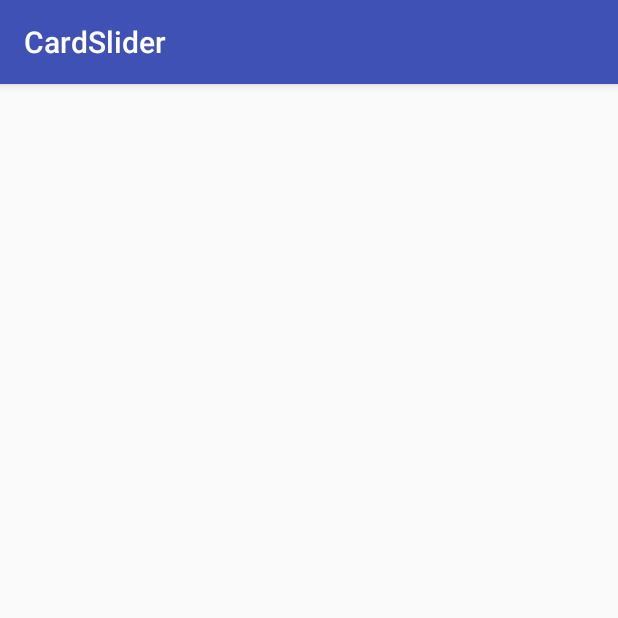
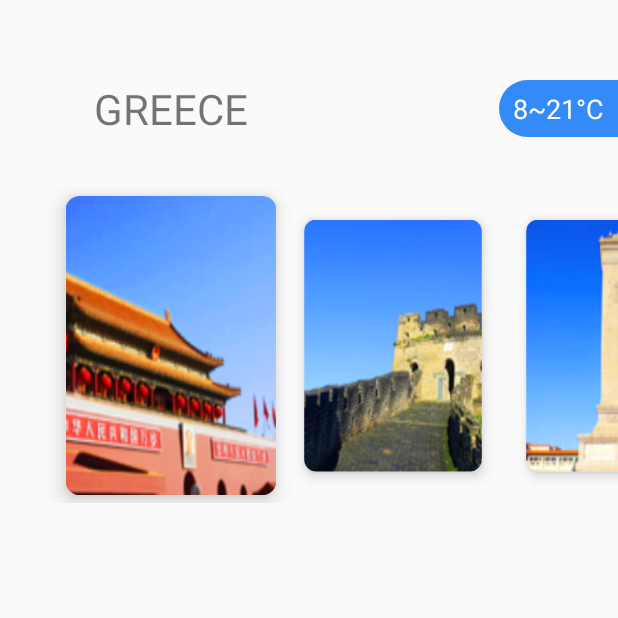
Before and after one commit to Ramotion/cardslider-android, an Android app: the screen it shows after launch (MainActivity), on a phone screen of 412 x 824 dp, the top half of it. Run offline under Robolectric (Android 15) with nearby library versions, the phone set to English and light mode, and no system bars.

Commit message:
Show country and temperature in example

```diff
--- a/card-slider-simple-example/src/main/java/com/ramotion/cardslider/example/simple/MainActivity.java
+++ b/card-slider-simple-example/src/main/java/com/ramotion/cardslider/example/simple/MainActivity.java
@@ -1,34 +1,102 @@
 package com.ramotion.cardslider.example.simple;
 
 import android.os.Bundle;
+import android.support.annotation.IdRes;
+import android.support.annotation.StyleRes;
 import android.support.v7.app.AppCompatActivity;
-import android.support.v7.widget.LinearLayoutManager;
 import android.support.v7.widget.RecyclerView;
+import android.util.Log;
 import android.view.View;
-import android.widget.Button;
-import android.widget.EditText;
+import android.widget.TextSwitcher;
+import android.widget.TextView;
+import android.widget.ViewSwitcher;
 
 import com.ramotion.cardslider.CardSliderLayoutManager;
 import com.ramotion.cardslider.CardSnapHelper;
 
 public class MainActivity extends AppCompatActivity {
 
+    private final String[] countries = {"GREECE", "FRANCE", "CHINA", "CANADA", "RUSSIA", "JAPAN"};
+    private final String[] temperatures = {"8~21°C", "0~35°C", "-5~25°C", "-8~8°C", "-58~21°C", "9~22°C"};
+
     private final SliderAdapter sliderAdapter = new SliderAdapter();
 
     private RecyclerView recyclerView;
+    private TextSwitcher countrySwitcher;
+    private TextSwitcher temperatureSwitcher;
+
+    private int currentPosition = 0;
 
     @Override
     protected void onCreate(Bundle savedInstanceState) {
         super.onCreate(savedInstanceState);
         setContentView(R.layout.activity_main);
-        initSlider();
+
+        final int left = getResources().getDimensionPixelSize(R.dimen.active_card_left);
+        final int width = getResources().getDimensionPixelSize(R.dimen.active_card_width);
+
+        recyclerView = (RecyclerView) findViewById(R.id.recycler_view);
+        recyclerView.setAdapter(sliderAdapter);
+        recyclerView.setLayoutManager(new CardSliderLayoutManager(left, width));
+        recyclerView.addOnScrollListener(new RecyclerView.OnScrollListener() {
+            @Override
+            public void onScrollStateChanged(RecyclerView recyclerView, int newState) {
+                MainActivity.this.onScrollStateChanged(recyclerView, newState);
+            }
+        });
+
+        new CardSnapHelper().attachToRecyclerView(recyclerView);
+
+        countrySwitcher = (TextSwitcher) findViewById(R.id.ts_country);
+        countrySwitcher.setFactory(new SwitcherFactory(R.style.CountryTextView));
+        countrySwitcher.setCurrentText(countries[0]);
+
+        temperatureSwitcher = (TextSwitcher) findViewById(R.id.ts_temperature);
+        temperatureSwitcher.setFactory(new SwitcherFactory(R.style.TemperatureTextView));
+        temperatureSwitcher.setCurrentText(temperatures[0]);
     }
 
-    private void initSlider() {
-        recyclerView = (RecyclerView) findViewById(R.id.recycler_view);
-        recyclerView.setAdapter(sliderAdapter);
-        recyclerView.setLayoutManager(new CardSliderLayoutManager());
-        new CardSnapHelper().attachToRecyclerView(recyclerView);
+    private void onScrollStateChanged(RecyclerView recyclerView, int newState) {
+        if (newState == RecyclerView.SCROLL_STATE_IDLE) {
+            final CardSliderLayoutManager lm = ((CardSliderLayoutManager) recyclerView.getLayoutManager());
+            final int pos = lm.getActiveCardPosition();
+            Log.d("D", "current position is: " + pos);
+            if (pos != currentPosition) {
+                int anim[] = new int[] {R.anim.slide_in_right, R.anim.slide_out_left};
+                if (pos < currentPosition) {
+                    anim[0] = android.R.anim.slide_in_left;
+                    anim[1] = android.R.anim.slide_out_right;
+                }
+
+                countrySwitcher.setInAnimation(this, anim[0]);
+                countrySwitcher.setOutAnimation(this, anim[1]);
+                countrySwitcher.setText(countries[pos]);
+
+                temperatureSwitcher.setInAnimation(this, anim[0]);
+                temperatureSwitcher.setOutAnimation(this, anim[1]);
+                temperatureSwitcher.setText(temperatures[pos]);
+
+                currentPosition = pos;
+            }
+        }
+
+    }
+
+    private class SwitcherFactory implements  ViewSwitcher.ViewFactory {
+
+        final int styleId;
+
+        SwitcherFactory(@StyleRes int styleId) {
+            this.styleId = styleId;
+        }
+
+        @Override
+        public View makeView() {
+            final TextView textView = new TextView(MainActivity.this);
+            textView.setTextAppearance(MainActivity.this, styleId);
+            return textView;
+        }
+
     }
 
 }
--- /dev/null
+++ b/card-slider-simple-example/src/main/res/anim/slide_in_right.xml
@@ -0,0 +1,17 @@
+<?xml version="1.0" encoding="utf-8"?>
+<set xmlns:android="http://schemas.android.com/apk/res/android"
+    android:shareInterpolator="true">
+
+    <translate
+        android:duration="500"
+        android:fromXDelta="100%"
+        android:fromYDelta="0%"
+        android:toXDelta="0%"
+        android:toYDelta="0%"/>
+
+    <alpha
+        android:duration="500"
+        android:fromAlpha="0"
+        android:toAlpha="1"/>
+
+</set>
--- /dev/null
+++ b/card-slider-simple-example/src/main/res/anim/slide_out_left.xml
@@ -0,0 +1,17 @@
+<?xml version="1.0" encoding="utf-8"?>
+<set xmlns:android="http://schemas.android.com/apk/res/android"
+    android:shareInterpolator="true">
+
+    <translate
+        android:duration="500"
+        android:fromXDelta="0%"
+        android:fromYDelta="0%"
+        android:toXDelta="-100%"
+        android:toYDelta="0%" />
+
+    <alpha
+        android:duration="500"
+        android:fromAlpha="1"
+        android:toAlpha="0"/>
+
+</set>
--- /dev/null
+++ b/card-slider-simple-example/src/main/res/drawable/temperature_background.xml
@@ -0,0 +1,5 @@
+<?xml version="1.0" encoding="utf-8"?>
+<shape xmlns:android="http://schemas.android.com/apk/res/android">
+    <solid android:color="@color/temperature_background"/>
+    <corners android:topLeftRadius="20dp" android:bottomLeftRadius="20dp"/>
+</shape>
--- a/card-slider-simple-example/src/main/res/layout/activity_main.xml
+++ b/card-slider-simple-example/src/main/res/layout/activity_main.xml
@@ -5,13 +5,46 @@
     android:layout_height="match_parent"
     android:orientation="vertical">
 
-    <Space
+    <RelativeLayout
         android:layout_width="match_parent"
-        android:layout_height="50dp" />
+        android:layout_height="38dp"
+        android:layout_marginTop="53dp">
+
+        <FrameLayout
+            android:layout_width="@dimen/active_card_width"
+            android:layout_height="match_parent"
+            android:layout_marginStart="@dimen/active_card_left"
+            android:layout_centerVertical="true">
+
+            <TextSwitcher
+                android:id="@+id/ts_country"
+                android:layout_width="wrap_content"
+                android:layout_height="wrap_content"
+                android:layout_gravity="center"/>
+
+        </FrameLayout>
+
+        <FrameLayout
+            android:layout_width="79dp"
+            android:layout_height="match_parent"
+            android:layout_alignParentEnd="true"
+            android:background="@drawable/temperature_background"
+            android:layout_centerVertical="true">
+
+            <TextSwitcher
+                android:id="@+id/ts_temperature"
+                android:layout_width="wrap_content"
+                android:layout_height="wrap_content"
+                android:layout_gravity="center"/>
+
+        </FrameLayout>
+
+    </RelativeLayout>
 
     <android.support.v7.widget.RecyclerView
         android:id="@+id/recycler_view"
         android:layout_width="match_parent"
-        android:layout_height="220dp"/>
+        android:layout_height="210dp"
+        android:layout_marginTop="34dp"/>
 
 </LinearLayout>
--- a/card-slider-simple-example/src/main/res/values/colors.xml
+++ b/card-slider-simple-example/src/main/res/values/colors.xml
@@ -3,4 +3,8 @@
     <color name="colorPrimary">#3F51B5</color>
     <color name="colorPrimaryDark">#303F9F</color>
     <color name="colorAccent">#FF4081</color>
+
+    <color name="temperature_background">#348af7</color>
+    <color name="temperature_text">@android:color/white</color>
+
 </resources>
--- /dev/null
+++ b/card-slider-simple-example/src/main/res/values/dimens.xml
@@ -0,0 +1,7 @@
+<?xml version="1.0" encoding="utf-8"?>
+<resources>
+    <dimen name="active_card_left">40dp</dimen>
+    <dimen name="active_card_width">148dp</dimen>
+
+    <dimen name="country_text_size">20sp</dimen>
+</resources>
--- a/card-slider-simple-example/src/main/res/values/styles.xml
+++ b/card-slider-simple-example/src/main/res/values/styles.xml
@@ -1,11 +1,22 @@
 <resources>
 
     <!-- Base application theme. -->
-    <style name="AppTheme" parent="Theme.AppCompat.Light.DarkActionBar">
+    <style name="AppTheme" parent="Theme.AppCompat.Light.NoActionBar">
         <!-- Customize your theme here. -->
         <item name="colorPrimary">@color/colorPrimary</item>
         <item name="colorPrimaryDark">@color/colorPrimaryDark</item>
         <item name="colorAccent">@color/colorAccent</item>
     </style>
 
+    <style name="CountryTextView">
+        <item name="android:textSize">28sp</item>
+         <item name="android:gravity">center</item>
+    </style>
+
+    <style name="TemperatureTextView">
+        <item name="android:textSize">18sp</item>
+        <item name="android:textColor">@color/temperature_text</item>
+        <item name="android:gravity">center</item>
+    </style>
+
 </resources>
```
